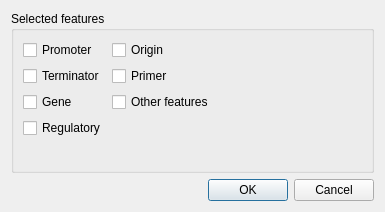
This is src/plugins/annotator/src/ui/CustomAutoAnnotationDialog.ui in violethaze74/ugene as Qt 5 draws it before an edit. The edited form follows.
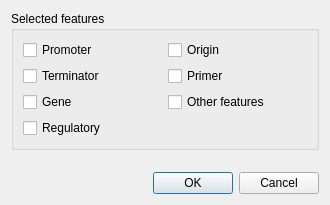
This is the edited form.

Patch:
```diff
--- a/src/plugins/annotator/src/ui/CustomAutoAnnotationDialog.ui
+++ b/src/plugins/annotator/src/ui/CustomAutoAnnotationDialog.ui
@@ -6,8 +6,8 @@
    <rect>
     <x>0</x>
     <y>0</y>
-    <width>385</width>
-    <height>212</height>
+    <width>330</width>
+    <height>205</height>
    </rect>
   </property>
   <property name="windowTitle">
@@ -19,7 +19,7 @@
      <property name="title">
       <string>Selected features</string>
      </property>
-     <layout class="QFormLayout" name="formLayout">
+     <layout class="QGridLayout" name="gridLayout">
       <item row="0" column="0">
        <widget class="QCheckBox" name="promotersBox">
         <property name="text">
@@ -48,13 +48,6 @@
         </property>
        </widget>
       </item>
-      <item row="2" column="1">
-       <widget class="QCheckBox" name="featureBox">
-        <property name="text">
-         <string>Other features</string>
-        </property>
-       </widget>
-      </item>
       <item row="2" column="0">
        <widget class="QCheckBox" name="genesBox">
         <property name="text">
@@ -62,6 +55,13 @@
         </property>
        </widget>
       </item>
+      <item row="2" column="1">
+       <widget class="QCheckBox" name="featureBox">
+        <property name="text">
+         <string>Other features</string>
+        </property>
+       </widget>
+      </item>
       <item row="3" column="0">
        <widget class="QCheckBox" name="regulatoryBox">
         <property name="text">
@@ -72,6 +72,19 @@
      </layout>
     </widget>
    </item>
+   <item>
+    <spacer name="verticalSpacer">
+     <property name="orientation">
+      <enum>Qt::Vertical</enum>
+     </property>
+     <property name="sizeHint" stdset="0">
+      <size>
+       <width>20</width>
+       <height>40</height>
+      </size>
+     </property>
+    </spacer>
+   </item>
    <item>
     <widget class="QDialogButtonBox" name="buttonBox">
      <property name="orientation">
```
Left out of the diff: 2 changed lines with no effect on the pictures.
